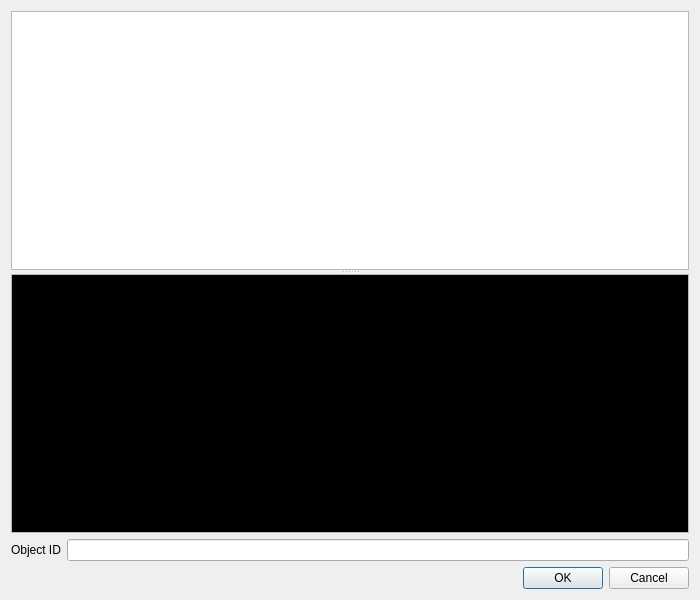
First picture: the form in ui/CommitBrowser.ui, repository git-cola/git-cola, before the edit.
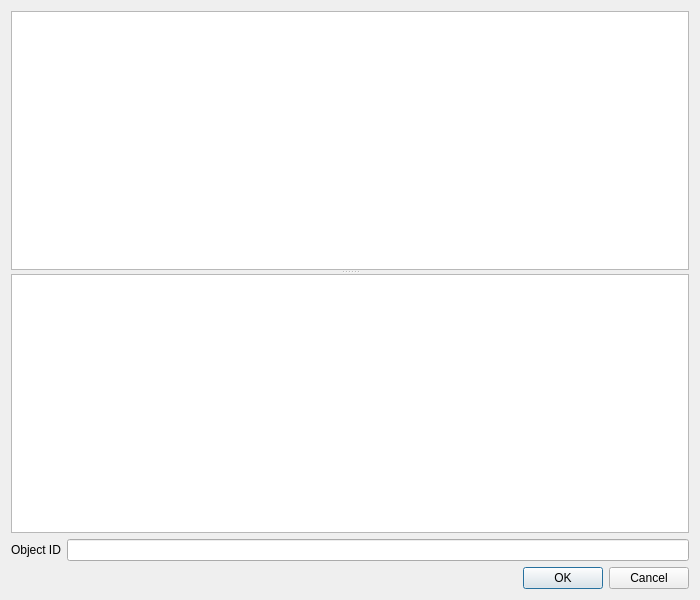
Second picture: the form after the edit.

Patch:
```diff
--- a/ui/CommitBrowser.ui
+++ b/ui/CommitBrowser.ui
@@ -35,70 +35,6 @@
       </property>
      </widget>
      <widget class="QTextEdit" name="commitText" >
-      <property name="palette" >
-       <palette>
-        <active>
-         <colorrole role="Text" >
-          <brush brushstyle="SolidPattern" >
-           <color alpha="255" >
-            <red>170</red>
-            <green>170</green>
-            <blue>127</blue>
-           </color>
-          </brush>
-         </colorrole>
-         <colorrole role="Base" >
-          <brush brushstyle="SolidPattern" >
-           <color alpha="255" >
-            <red>0</red>
-            <green>0</green>
-            <blue>0</blue>
-           </color>
-          </brush>
-         </colorrole>
-        </active>
-        <inactive>
-         <colorrole role="Text" >
-          <brush brushstyle="SolidPattern" >
-           <color alpha="255" >
-            <red>170</red>
-            <green>170</green>
-            <blue>127</blue>
-           </color>
-          </brush>
-         </colorrole>
-         <colorrole role="Base" >
-          <brush brushstyle="SolidPattern" >
-           <color alpha="255" >
-            <red>0</red>
-            <green>0</green>
-            <blue>0</blue>
-           </color>
-          </brush>
-         </colorrole>
-        </inactive>
-        <disabled>
-         <colorrole role="Text" >
-          <brush brushstyle="SolidPattern" >
-           <color alpha="255" >
-            <red>96</red>
-            <green>96</green>
-            <blue>96</blue>
-           </color>
-          </brush>
-         </colorrole>
-         <colorrole role="Base" >
-          <brush brushstyle="SolidPattern" >
-           <color alpha="255" >
-            <red>255</red>
-            <green>255</green>
-            <blue>255</blue>
-           </color>
-          </brush>
-         </colorrole>
-        </disabled>
-       </palette>
-      </property>
       <property name="font" >
        <font>
         <family>Monospace</family>
```
